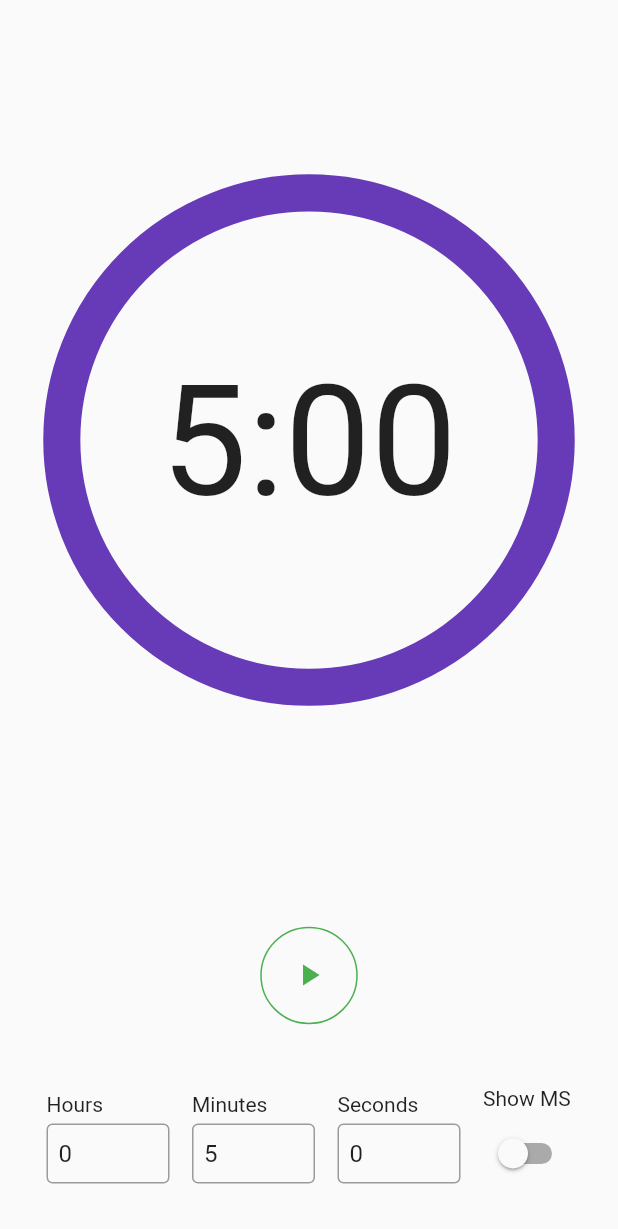
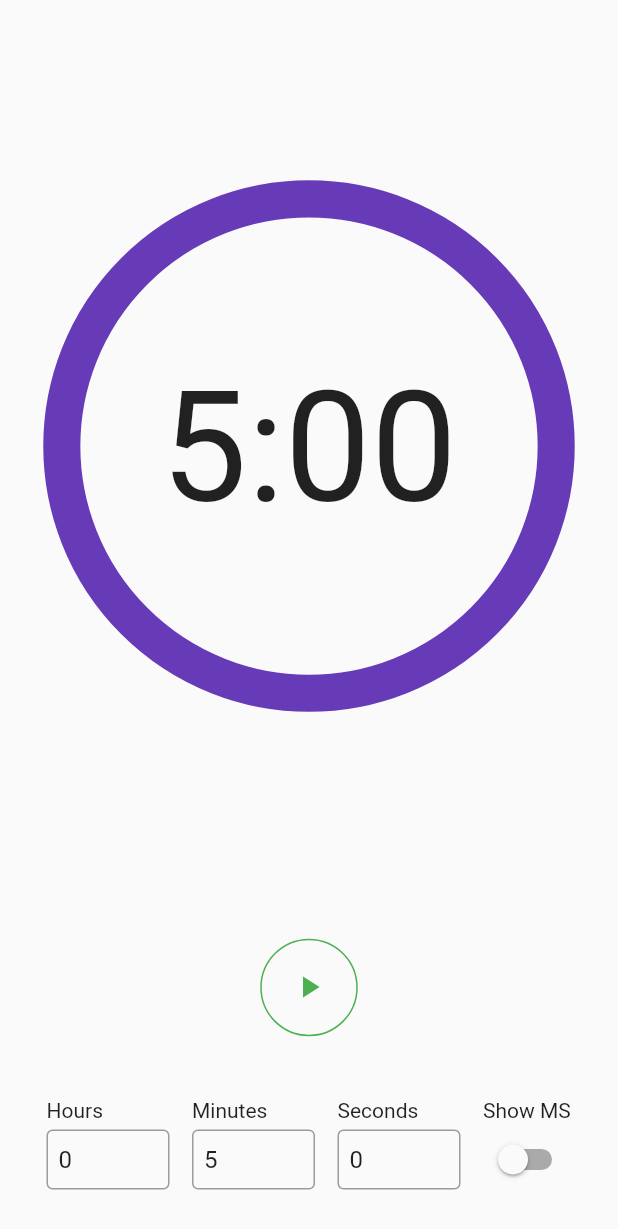
Before and after one commit to braydenbabbitt/countdown_timer, a Flutter app: the screen it shows after launch, on a phone screen of 412 x 824 dp. Shown: the top 1229 px of the screen. Run offline on Flutter 3.47's test engine with Material 2 defaults, Android fonts, the phone set to English and light mode, and no system bars; our stand-ins replace shared_preferences.

Commit message:
Fixed MS selector alignment on mobile layout

```diff
--- a/lib/main.dart
+++ b/lib/main.dart
@@ -476,6 +476,7 @@ class _CountdownTimerHomePageState extends State<CountdownTimerHomePage> with Si
                                                     LengthLimitingTextInputFormatter(3),
                                                   ],
                                                   keyboardType: const TextInputType.numberWithOptions(),
+                                                  enableInteractiveSelection: false,
                                                   onTap: () {
                                                     _hoursController.selection = TextSelection(baseOffset: 0, extentOffset: _hoursController.text.length);
                                                   },
@@ -538,6 +539,7 @@ class _CountdownTimerHomePageState extends State<CountdownTimerHomePage> with Si
                                                     // LengthLimitingTextInputFormatter(2),
                                                   ],
                                                   keyboardType: const TextInputType.numberWithOptions(),
+                                                  enableInteractiveSelection: false,
                                                   onTap: () {
                                                     _minsController.selection = TextSelection(baseOffset: 0, extentOffset: _minsController.text.length);
                                                   },
@@ -600,6 +602,7 @@ class _CountdownTimerHomePageState extends State<CountdownTimerHomePage> with Si
                                                     // LengthLimitingTextInputFormatter(2),
                                                   ],
                                                   keyboardType: const TextInputType.numberWithOptions(),
+                                                  enableInteractiveSelection: false,
                                                   onTap: () {
                                                     _secsController.selection = TextSelection(baseOffset: 0, extentOffset: _secsController.text.length);
                                                   },
@@ -627,7 +630,9 @@ class _CountdownTimerHomePageState extends State<CountdownTimerHomePage> with Si
                                         crossAxisAlignment: CrossAxisAlignment.start,
                                         children: [
                                           const Padding(padding: EdgeInsets.fromLTRB(0, 0, 0, 5), child: Text('Show MS')),
-                                          Switch(
+                                          SizedBox(
+                                            height: 40,
+                                            child: Switch(
                                               activeColor: Colors.deepPurple,
                                               activeTrackColor: Colors.deepPurpleAccent,
                                               value: _showMilliseconds,
@@ -637,6 +642,7 @@ class _CountdownTimerHomePageState extends State<CountdownTimerHomePage> with Si
                                                 });
                                                 _data.then((value) => value.setBool(showMillisecondsLabel, newVal));
                                               },
+                                            ),
                                           ),
                                         ],
                                       ),
```
Also changed, not shown: 3 other files. Lines whose indentation alone changed are shown as unchanged.
